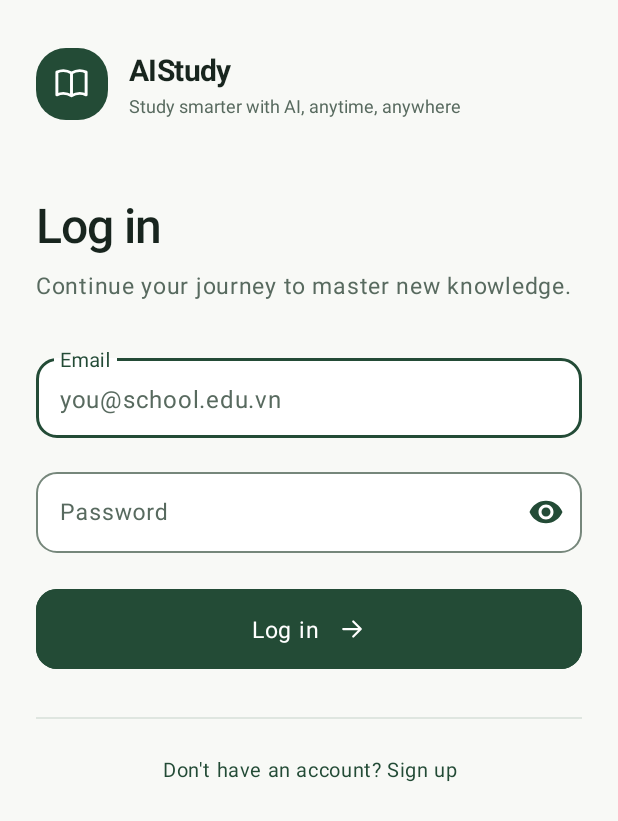
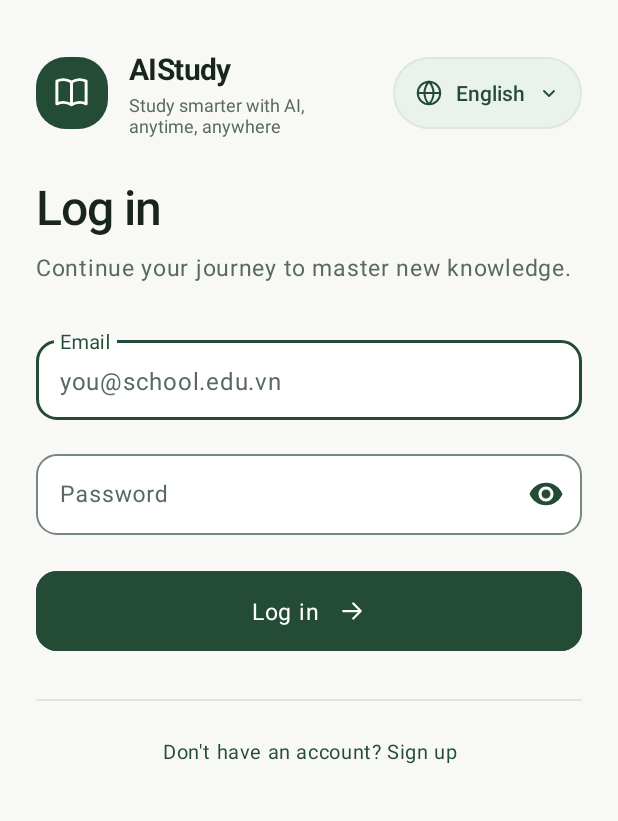
Before and after one commit to QuyTamIT/AIStudy, an Android app: the screen it shows after launch (LoginActivity), on a phone screen of 412 x 824 dp. Shown: the top 821 px of the screen. Run offline under Robolectric (Android 15) with nearby library versions, the phone set to English and light mode, and no system bars.

Commit message:
feat(i18n): add language picker beside auth branding
Port the language control UI from dev_vinh2 to the current master, reuse its English and Vietnamese resources, and share the picker with profile settings. Preserve the existing startup, database, and study tools changes.

```diff
--- a/app/src/main/java/com/aistudy/aistudy/auth/LoginActivity.kt
+++ b/app/src/main/java/com/aistudy/aistudy/auth/LoginActivity.kt
@@ -14,6 +14,7 @@ import androidx.core.view.WindowInsetsCompat
 import androidx.lifecycle.lifecycleScope
 import com.aistudy.aistudy.MainActivity
 import com.aistudy.aistudy.R
+import com.aistudy.aistudy.settings.AppLanguage
 import com.aistudy.aistudy.database.AppDatabase
 import com.aistudy.aistudy.database.ProfileDefaults
 import com.aistudy.aistudy.onboarding.OnboardingActivity
@@ -48,6 +49,7 @@ class LoginActivity : AppCompatActivity() {
         }
         enableEdgeToEdge()
         setContentView(R.layout.auth_activity_login)
+        findViewById<View>(R.id.btn_language).setOnClickListener { AppLanguage.showPicker(this) }
 
         val content = findViewById<View>(android.R.id.content)
         ViewCompat.setOnApplyWindowInsetsListener(content) { view, insets ->
--- a/app/src/main/java/com/aistudy/aistudy/auth/RegisterActivity.kt
+++ b/app/src/main/java/com/aistudy/aistudy/auth/RegisterActivity.kt
@@ -16,6 +16,7 @@ import androidx.core.view.WindowInsetsCompat
 import androidx.lifecycle.lifecycleScope
 import com.aistudy.aistudy.MainActivity
 import com.aistudy.aistudy.R
+import com.aistudy.aistudy.settings.AppLanguage
 import com.aistudy.aistudy.database.AppDatabase
 import com.aistudy.aistudy.database.ProfileDefaults
 import com.aistudy.aistudy.database.User
@@ -52,6 +53,7 @@ class RegisterActivity : AppCompatActivity() {
         }
         enableEdgeToEdge()
         setContentView(R.layout.auth_activity_register)
+        findViewById<View>(R.id.btn_language).setOnClickListener { AppLanguage.showPicker(this) }
 
         val content = findViewById<View>(android.R.id.content)
         ViewCompat.setOnApplyWindowInsetsListener(content) { view, insets ->
--- /dev/null
+++ b/app/src/main/res/drawable/bg_language_picker.xml
@@ -0,0 +1,28 @@
+<?xml version="1.0" encoding="utf-8"?>
+<ripple xmlns:android="http://schemas.android.com/apk/res/android"
+    android:color="@color/answer_ripple">
+    <item>
+        <selector>
+            <item android:state_focused="true">
+                <shape android:shape="rectangle">
+                    <solid android:color="@color/answer_result_surface" />
+                    <stroke android:width="2dp" android:color="@color/answer_primary" />
+                    <corners android:radius="24dp" />
+                </shape>
+            </item>
+            <item>
+                <shape android:shape="rectangle">
+                    <solid android:color="@color/answer_result_surface" />
+                    <stroke android:width="1dp" android:color="@color/answer_divider" />
+                    <corners android:radius="24dp" />
+                </shape>
+            </item>
+        </selector>
+    </item>
+    <item android:id="@android:id/mask">
+        <shape android:shape="rectangle">
+            <solid android:color="@android:color/white" />
+            <corners android:radius="24dp" />
+        </shape>
+    </item>
+</ripple>
--- /dev/null
+++ b/app/src/main/res/drawable/ic_language_chevron.xml
@@ -0,0 +1,9 @@
+<?xml version="1.0" encoding="utf-8"?>
+<vector xmlns:android="http://schemas.android.com/apk/res/android"
+    android:width="16dp" android:height="16dp"
+    android:viewportWidth="24" android:viewportHeight="24">
+    <path android:fillColor="@android:color/transparent"
+        android:strokeColor="@color/answer_primary" android:strokeWidth="1.8"
+        android:strokeLineCap="round" android:strokeLineJoin="round"
+        android:pathData="M7,10l5,5l5,-5" />
+</vector>
--- /dev/null
+++ b/app/src/main/res/drawable/ic_language_globe.xml
@@ -0,0 +1,12 @@
+<?xml version="1.0" encoding="utf-8"?>
+<vector xmlns:android="http://schemas.android.com/apk/res/android"
+    android:width="20dp" android:height="20dp"
+    android:viewportWidth="24" android:viewportHeight="24">
+    <path
+        android:fillColor="@android:color/transparent"
+        android:strokeColor="@color/answer_primary"
+        android:strokeWidth="1.6"
+        android:strokeLineCap="round"
+        android:strokeLineJoin="round"
+        android:pathData="M21,12a9,9 0,1 1,-18 0a9,9 0,1 1,18 0M3,12h18M12,3c2.4,2.5 3.6,5.5 3.6,9s-1.2,6.5 -3.6,9c-2.4,-2.5 -3.6,-5.5 -3.6,-9s1.2,-6.5 3.6,-9" />
+</vector>
--- a/app/src/main/res/layout/auth_activity_login.xml
+++ b/app/src/main/res/layout/auth_activity_login.xml
@@ -13,10 +13,10 @@
             android:paddingVertical="@dimen/answer_space_8"
             app:layout_constraintStart_toStartOf="parent" app:layout_constraintEnd_toEndOf="parent"
             app:layout_constraintTop_toTopOf="parent" app:layout_constraintWidth_max="@dimen/study_form_width">
-            <include layout="@layout/include_study_brand" />
+            <include layout="@layout/include_auth_header" />
 
             <TextView android:id="@+id/tv_auth_title" android:layout_width="match_parent" android:layout_height="wrap_content"
-                android:layout_marginTop="@dimen/answer_space_12" android:accessibilityHeading="true"
+                android:layout_marginTop="@dimen/answer_space_6" android:accessibilityHeading="true"
                 android:text="@string/auth_login_title" android:textAppearance="@style/TextAppearance.AIStudy.Study.Display" />
             <TextView android:id="@+id/tv_auth_subtitle" android:layout_width="match_parent" android:layout_height="wrap_content"
                 android:layout_marginTop="@dimen/answer_space_2" android:text="@string/auth_login_subtitle"
--- a/app/src/main/res/layout/auth_activity_register.xml
+++ b/app/src/main/res/layout/auth_activity_register.xml
@@ -13,10 +13,10 @@
             android:paddingVertical="@dimen/answer_space_8"
             app:layout_constraintStart_toStartOf="parent" app:layout_constraintEnd_toEndOf="parent"
             app:layout_constraintTop_toTopOf="parent" app:layout_constraintWidth_max="@dimen/study_form_width">
-            <include layout="@layout/include_study_brand" />
+            <include layout="@layout/include_auth_header" />
 
             <TextView android:id="@+id/tv_auth_title" android:layout_width="match_parent" android:layout_height="wrap_content"
-                android:layout_marginTop="@dimen/answer_space_12" android:accessibilityHeading="true"
+                android:layout_marginTop="@dimen/answer_space_6" android:accessibilityHeading="true"
                 android:text="@string/auth_register_title" android:textAppearance="@style/TextAppearance.AIStudy.Study.Display" />
             <TextView android:id="@+id/tv_auth_subtitle" android:layout_width="match_parent" android:layout_height="wrap_content"
                 android:layout_marginTop="@dimen/answer_space_2" android:text="@string/auth_register_subtitle"
--- /dev/null
+++ b/app/src/main/res/layout/include_auth_header.xml
@@ -0,0 +1,16 @@
+<?xml version="1.0" encoding="utf-8"?>
+<LinearLayout xmlns:android="http://schemas.android.com/apk/res/android"
+    android:layout_width="match_parent"
+    android:layout_height="wrap_content"
+    android:gravity="center_vertical"
+    android:orientation="horizontal">
+
+    <include
+        layout="@layout/include_study_brand"
+        android:layout_width="0dp"
+        android:layout_height="wrap_content"
+        android:layout_marginEnd="12dp"
+        android:layout_weight="1" />
+
+    <include layout="@layout/include_language_picker" />
+</LinearLayout>
--- /dev/null
+++ b/app/src/main/res/layout/include_language_picker.xml
@@ -0,0 +1,10 @@
+<?xml version="1.0" encoding="utf-8"?>
+<androidx.appcompat.widget.AppCompatButton
+    xmlns:android="http://schemas.android.com/apk/res/android"
+    android:id="@+id/btn_language"
+    style="@style/Widget.AIStudy.LanguagePicker"
+    android:layout_width="wrap_content"
+    android:layout_height="wrap_content"
+    android:layout_gravity="center_vertical"
+    android:contentDescription="@string/language_switch"
+    android:text="@string/language_current" />
--- /dev/null
+++ b/app/src/main/res/values/language_styles.xml
@@ -0,0 +1,22 @@
+<?xml version="1.0" encoding="utf-8"?>
+<resources>
+    <style name="Widget.AIStudy.LanguagePicker" parent="Widget.AppCompat.Button.Borderless">
+        <item name="android:background">@drawable/bg_language_picker</item>
+        <item name="android:backgroundTint">@null</item>
+        <item name="backgroundTint">@null</item>
+        <item name="android:textColor">@color/answer_primary</item>
+        <item name="android:textSize">14sp</item>
+        <item name="android:fontFamily">sans-serif-medium</item>
+        <item name="android:textAllCaps">false</item>
+        <item name="android:letterSpacing">0</item>
+        <item name="android:gravity">center</item>
+        <item name="android:minHeight">48dp</item>
+        <item name="android:minWidth">0dp</item>
+        <item name="android:paddingHorizontal">14dp</item>
+        <item name="android:paddingVertical">12dp</item>
+        <item name="android:drawableStart">@drawable/ic_language_globe</item>
+        <item name="android:drawableEnd">@drawable/ic_language_chevron</item>
+        <item name="android:drawablePadding">8dp</item>
+        <item name="android:stateListAnimator">@null</item>
+    </style>
+</resources>
--- /dev/null
+++ b/app/src/main/res/values/strings_language.xml
@@ -0,0 +1,5 @@
+<?xml version="1.0" encoding="utf-8"?>
+<resources>
+    <string name="language_switch">Language · English</string>
+    <string name="language_current">English</string>
+</resources>
```
Also changed, not shown: app/src/main/java/com/aistudy/aistudy/profile/ProfileActivity.kt (+2 -25 lines), app/src/main/java/com/aistudy/aistudy/settings/AppLanguage.kt (added, +31 -0 lines), app/src/main/res/layout/activity_profile.xml (+5 -39 lines), 3 other files.
